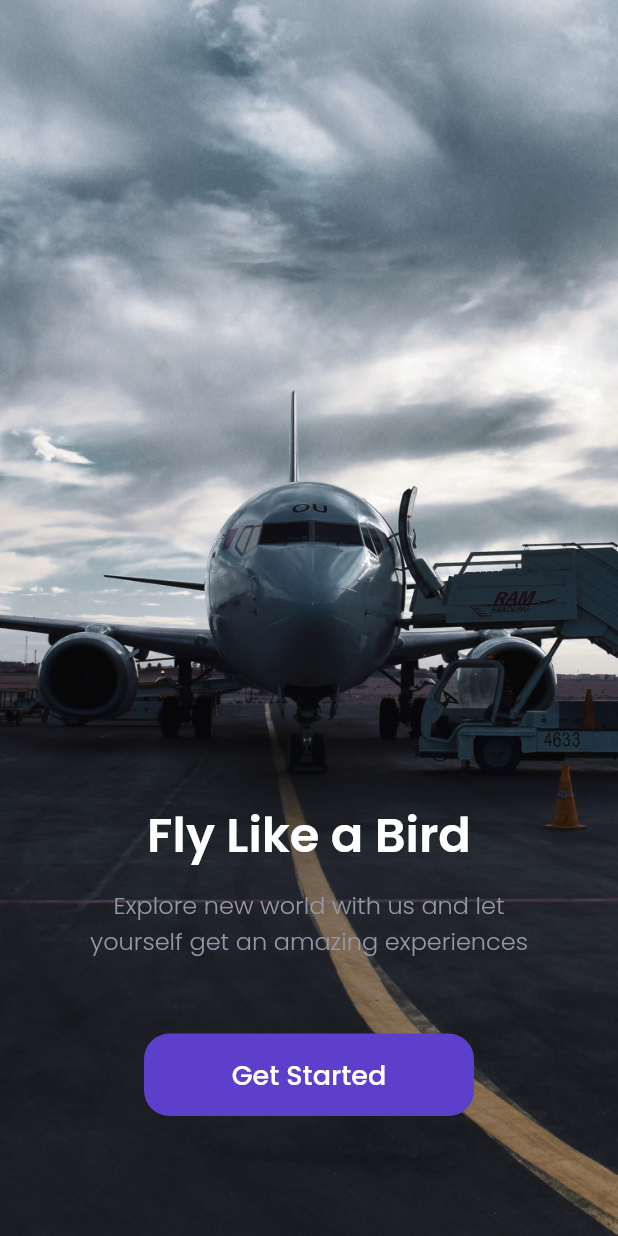
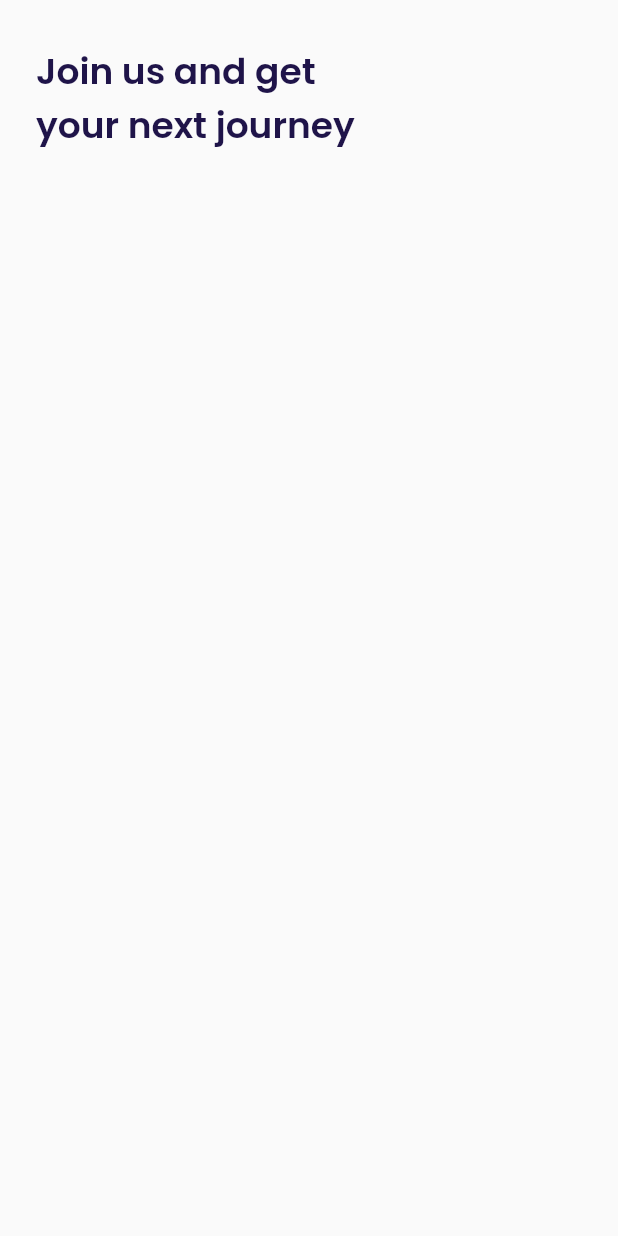
Before and after one commit to sonijulianto/aplikasi-mobile-travel, a Flutter app: the screen it shows after launch, after a tap on "Get Started", on a phone screen of 412 x 824 dp. Run offline on Flutter 3.47's test engine with Material 2 defaults, Android fonts, the phone set to English and light mode, and no system bars; our stand-ins replace google_fonts.

Commit message:
adding defaultMargin

```diff
--- a/lib/main.dart
+++ b/lib/main.dart
@@ -1,4 +1,6 @@
 import 'package:aplikasi_travel/pages/get_started_page.dart';
+import 'package:aplikasi_travel/pages/sign_up_pages.dart';
+import 'package:aplikasi_travel/pages/splash_page.dart';
 import 'package:flutter/material.dart';
 
 void main() => runApp(MyApp());
@@ -10,7 +12,11 @@ class MyApp extends StatelessWidget {
   Widget build(BuildContext context) {
     return MaterialApp(
       debugShowCheckedModeBanner: false,
-      home: GetStartedPage(),
+      routes: {
+        '/': (context) => SplashPage(),
+        '/get-started': (context) => GetStartedPage(),
+        '/sign-up': (context) => SignUpPage(),
+      },
     );
   }
 }
--- a/lib/pages/get_started_page.dart
+++ b/lib/pages/get_started_page.dart
@@ -58,12 +58,13 @@ class GetStartedPage extends StatelessWidget {
                   margin: EdgeInsets.only(bottom: 80),
                   child: TextButton(
                     style: TextButton.styleFrom(
-                      backgroundColor: purpleColor,
-                      shape: RoundedRectangleBorder(
-                        borderRadius: BorderRadius.circular(17),
-                      )
-                    ),
-                    onPressed: () {},
+                        backgroundColor: purpleColor,
+                        shape: RoundedRectangleBorder(
+                          borderRadius: BorderRadius.circular(defaultRadius),
+                        )),
+                    onPressed: () {
+                      Navigator.pushNamed(context, '/sign-up');
+                    },
                     child: Text(
                       'Get Started',
                       style: whiteTextStyle.copyWith(
--- /dev/null
+++ b/lib/pages/sign_up_pages.dart
@@ -0,0 +1,31 @@
+import 'package:aplikasi_travel/shared/theme.dart';
+import 'package:flutter/material.dart';
+
+class SignUpPage extends StatelessWidget {
+  const SignUpPage({Key? key}) : super(key: key);
+
+  @override
+  Widget build(BuildContext context) {
+    return SafeArea(
+      child: Scaffold(
+        body: Container(
+          margin: EdgeInsets.symmetric(
+            horizontal: defaultMargin,
+            vertical: 30,
+          ),
+          child: Column(
+            children: [
+              Text(
+                'Join us and get \nyour next journey',
+                style: blackTextStyle.copyWith(
+                  fontSize: 24,
+                  fontWeight: semiBold,
+                ),
+              ),
+            ],
+          ),
+        ),
+      ),
+    );
+  }
+}
--- a/lib/pages/splash_page.dart
+++ b/lib/pages/splash_page.dart
@@ -1,8 +1,23 @@
+import 'dart:async';
+
 import 'package:aplikasi_travel/shared/theme.dart';
 import 'package:flutter/material.dart';
 
-class SpashPage extends StatelessWidget {
-  const SpashPage({Key? key}) : super(key: key);
+class SplashPage extends StatefulWidget {
+  const SplashPage({Key? key}) : super(key: key);
+
+  @override
+  _SplashPageState createState() => _SplashPageState();
+}
+
+class _SplashPageState extends State<SplashPage> {
+  @override
+  void initState() {
+    super.initState();
+    Timer(Duration(seconds: 3), () {
+      Navigator.pushNamed(context, '/get-started');
+    });
+  }
 
   @override
   Widget build(BuildContext context) {
--- a/lib/shared/theme.dart
+++ b/lib/shared/theme.dart
@@ -1,5 +1,8 @@
 import 'package:flutter/cupertino.dart';
 import 'package:google_fonts/google_fonts.dart';
+
+double defaultMargin = 24.0;
+double defaultRadius = 17.0;
 
 Color purpleColor = Color(0xff5C40CC);
 Color whiteColor = Color(0xffFFFFFF);
```
